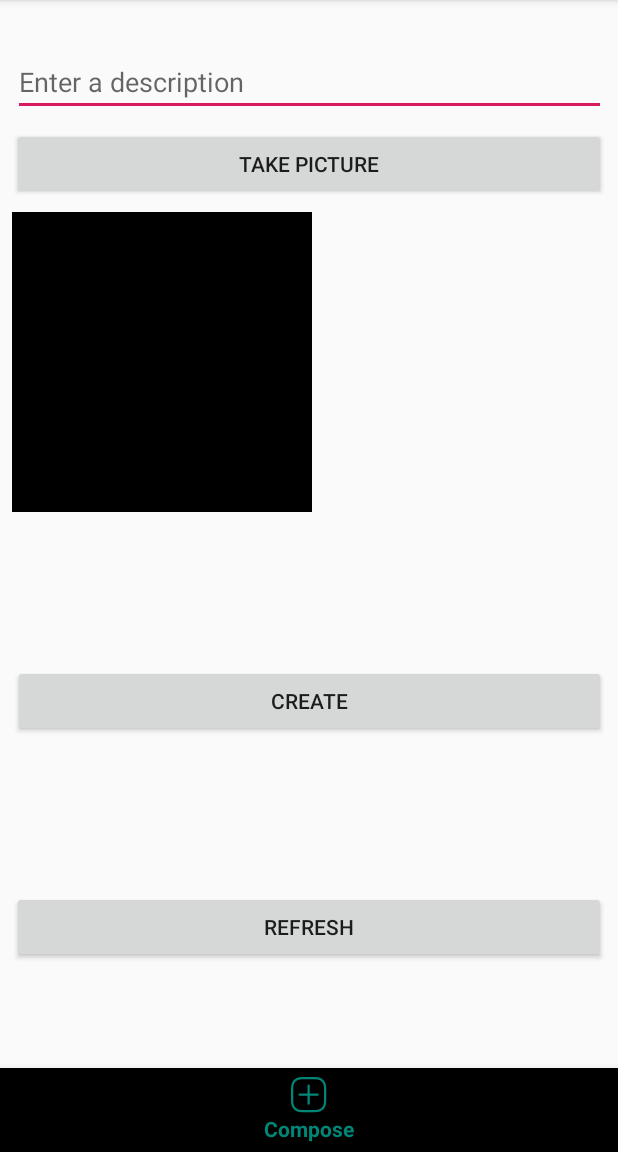
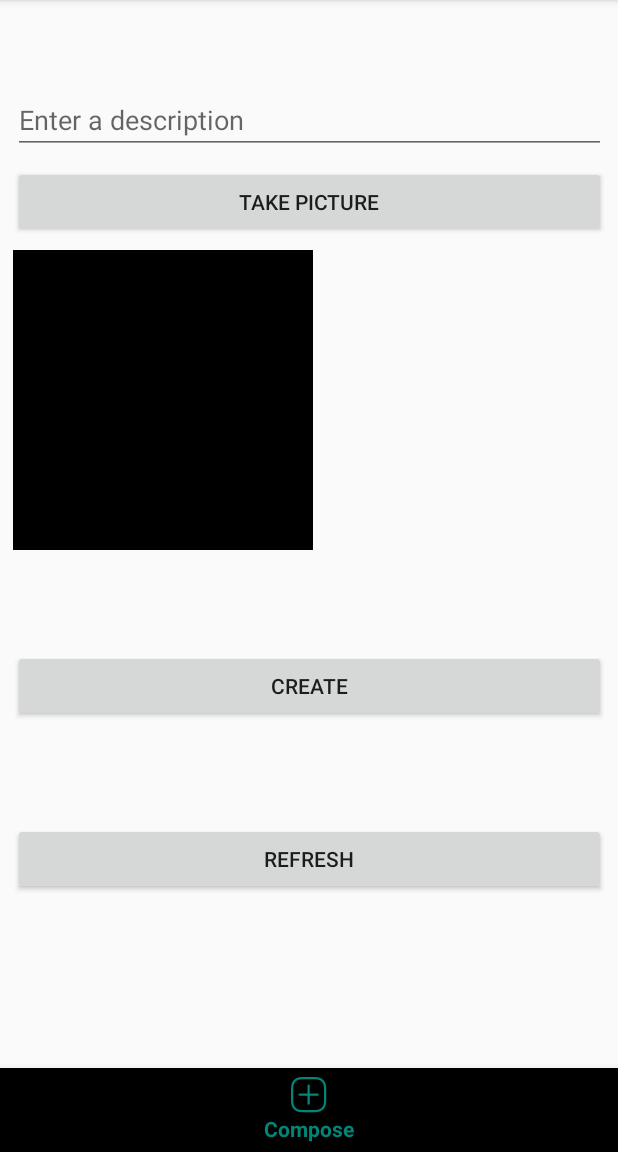
Before and after one commit to cecebaek/Instagram, an Android app: the HomeActivity screen opened directly, with no data from a screen before it, item 2 of the bottom bar chosen, on a phone screen of 412 x 824 dp, the part 84-1236 px from its top. Run offline under Robolectric (Android 15) with nearby library versions, the phone set to English and light mode, and no system bars; libraries missing offline, so code that uses them is left out: com.parse; 3 statements that could not run were skipped.

Commit message:
"working picture posts, working navbar, working compose frag, and post frag shows log of posts"

```diff
--- a/app/src/main/java/com/example/instagram/HomeActivity.java
+++ b/app/src/main/java/com/example/instagram/HomeActivity.java
@@ -1,108 +1,67 @@
 package com.example.instagram;
 
-import android.content.Intent;
-import android.graphics.Bitmap;
-import android.graphics.BitmapFactory;
-import android.net.Uri;
 import android.os.Bundle;
-import android.os.Environment;
-import android.provider.MediaStore;
 import android.util.Log;
-import android.view.View;
-import android.widget.Button;
-import android.widget.EditText;
-import android.widget.ImageView;
+import android.view.MenuItem;
 import android.widget.Toast;
 
-import androidx.annotation.Nullable;
+import androidx.annotation.NonNull;
 import androidx.appcompat.app.AppCompatActivity;
-import androidx.core.content.FileProvider;
+import androidx.fragment.app.Fragment;
+import androidx.fragment.app.FragmentManager;
 
+import com.example.instagram.fragments.ComposeFragment;
+import com.example.instagram.fragments.PostsFragment;
+import com.google.android.material.bottomnavigation.BottomNavigationView;
 import com.parse.FindCallback;
 import com.parse.ParseException;
-import com.parse.ParseFile;
-import com.parse.ParseUser;
-import com.parse.SaveCallback;
 
-import java.io.ByteArrayOutputStream;
-import java.io.File;
-import java.io.FileNotFoundException;
-import java.io.FileOutputStream;
-import java.io.IOException;
 import java.util.List;
 
 public class HomeActivity extends AppCompatActivity {
 
-    private EditText etDescription;
-    private Button btnCreate;
-    private Button btnRefresh;
-    private Button btnTakePic;
-    private ImageView ivImagePost;
+    private final String TAG = "MainActivity";
 
-    public final String APP_TAG = "MyCustomApp";
-    public final static int CAPTURE_IMAGE_ACTIVITY_REQUEST_CODE = 1034;
-    public String photoFileName = "photo.jpg";
-    File photoFile;
-    File resizedFile;
+    private BottomNavigationView bottomNavigationView;
+
+    Fragment fragment;
 
     @Override
     protected void onCreate(Bundle savedInstanceState) {
         super.onCreate(savedInstanceState);
-        setContentView(R.layout.activity_home);
+        setContentView(R.layout.activity_main);
 
-        etDescription = findViewById(R.id.etDescription);
-        btnCreate = findViewById(R.id.btnCreate);
-        btnRefresh = findViewById(R.id.btnRefresh);
-        btnTakePic = findViewById(R.id.btnTakePic);
-        ivImagePost = findViewById(R.id.ivImagePost);
+        final FragmentManager fragmentManager = getSupportFragmentManager();
+        // define your fragments here
 
-        btnTakePic.setOnClickListener(new View.OnClickListener() {
+
+        // handle bottom navigation selection
+        bottomNavigationView = findViewById(R.id.bottom_navigation);
+        bottomNavigationView.setOnNavigationItemSelectedListener(new BottomNavigationView.OnNavigationItemSelectedListener() {
             @Override
-            public void onClick(View view) {
-                onLaunchCamera(view);
+            public boolean onNavigationItemSelected(@NonNull MenuItem menuItem) {
+                switch (menuItem.getItemId()) {
+                    case R.id.action_home:
+                        fragment = new PostsFragment();
+                        Toast.makeText(HomeActivity.this, "Home!", Toast.LENGTH_SHORT).show();
+                        break;
+                    case R.id.action_compose:
+                        fragment = new ComposeFragment();
+                        Toast.makeText(HomeActivity.this, "Compose!", Toast.LENGTH_SHORT).show();
+                        break;
+                    case R.id.action_profile:
+                        // TODO - swap fragment here
+                        fragment = new ComposeFragment();
+                        Toast.makeText(HomeActivity.this, "Profile!", Toast.LENGTH_SHORT).show();
+                        break;
+                }
+                fragmentManager.beginTransaction().replace(R.id.flContainer, fragment).commit();
+                return true;
             }
         });
-
-        btnCreate.setOnClickListener(new View.OnClickListener() {
-            @Override
-            public void onClick(View view) {
-                final String description = etDescription.getText().toString();
-                final ParseUser user = ParseUser.getCurrentUser();
-                final File file = resizedFile;
-                final ParseFile parseFile = new ParseFile(file);
-
-                createPost(description, parseFile, user);
-            }
-        });
-
-        btnRefresh.setOnClickListener(new View.OnClickListener() {
-            @Override
-            public void onClick(View view) {
-                loadTopPosts();
-            }
-        });
-
-        loadTopPosts();
-    }
-
-    private void createPost(String description, ParseFile imageFile, ParseUser user) {
-        final Post newPost = new Post();
-        newPost.setDescription(description);
-        newPost.setImage(imageFile);
-        newPost.setUser(user);
-
-        newPost.saveInBackground(new SaveCallback() {
-            @Override
-            public void done(ParseException e) {
-                if (e == null) {
-                    Log.d("HomeActivity", "Create post success!");
-                    etDescription.setText("");
-                }
-                else {
-                    e.printStackTrace();
-                }
-            }
-        });
+        // Set default selection
+        bottomNavigationView.setSelectedItemId(R.id.action_home);
+//        loadTopPosts();
     }
 
     private void loadTopPosts() {
@@ -125,80 +84,4 @@ public class HomeActivity extends AppCompatActivity {
         });
     }
 
-    public void onLaunchCamera(View view) {
-        // create Intent to take a picture and return control to the calling application
-        Intent intent = new Intent(MediaStore.ACTION_IMAGE_CAPTURE);
-        // Create a File reference to access to future access
-        photoFile = getPhotoFileUri(photoFileName);
-        // wrap File object into a content provider
-        Uri fileProvider = FileProvider.getUriForFile(HomeActivity.this, "com.codepath.fileprovider", photoFile);
-        intent.putExtra(MediaStore.EXTRA_OUTPUT, fileProvider);
-        // If you call startActivityForResult() using an intent that no app can handle, your app will crash.
-        // So as long as the result is not null, it's safe to use the intent.
-        if (intent.resolveActivity(getPackageManager()) != null) {
-            // Start the image capture intent to take photo
-            startActivityForResult(intent, CAPTURE_IMAGE_ACTIVITY_REQUEST_CODE);
-        }
-    }
-
-    // Returns the File for a photo stored on disk given the fileName
-    public File getPhotoFileUri(String fileName) {
-        // Get safe storage directory for photos
-        // Use `getExternalFilesDir` on Context to access package-specific directories.
-        // This way, we don't need to request external read/write runtime permissions.
-        File mediaStorageDir = new File(getExternalFilesDir(Environment.DIRECTORY_PICTURES), APP_TAG);
-        // Create the storage directory if it does not exist
-        if (!mediaStorageDir.exists() && !mediaStorageDir.mkdirs()){
-            Log.d(APP_TAG, "failed to create directory");
-        }
-        // Return the file target for the photo based on filename
-        File file = new File(mediaStorageDir.getPath() + File.separator + fileName);
-        return file;
-    }
-
-    @Override
-    protected void onActivityResult(int requestCode, int resultCode, @Nullable Intent data) {
-        if (requestCode == CAPTURE_IMAGE_ACTIVITY_REQUEST_CODE) {
-            if (resultCode == RESULT_OK) {
-                // by this point we have the camera photo on disk
-                Bitmap takenImage = BitmapFactory.decodeFile(photoFile.getAbsolutePath());
-
-                // RESIZE BITMAP
-                Bitmap resizedBitmap = BitmapScaler.scaleToFitWidth(takenImage, 200);
-                // Configure byte output stream
-                ByteArrayOutputStream bytes = new ByteArrayOutputStream();
-                // Compress the image further
-                resizedBitmap.compress(Bitmap.CompressFormat.JPEG, 40, bytes);
-                // Create a new file for the resized bitmap (`getPhotoFileUri` defined above)
-                resizedFile = getPhotoFileUri(photoFileName + "_resized");
-                try {
-                    resizedFile.createNewFile();
-                } catch (IOException e) {
-                    e.printStackTrace();
-                }
-                FileOutputStream fos = null;
-                try {
-                    fos = new FileOutputStream(resizedFile);
-                } catch (FileNotFoundException e) {
-                    e.printStackTrace();
-                }
-                // Write the bytes of the bitmap to file
-                try {
-                    fos.write(bytes.toByteArray());
-                } catch (IOException e) {
-                    e.printStackTrace();
-                }
-                try {
-                    fos.close();
-                } catch (IOException e) {
-                    e.printStackTrace();
-                }
-
-                // Load the taken image into a preview
-                ivImagePost.setImageBitmap(resizedBitmap);
-            } else { // Result was a failure
-                Toast.makeText(this, "Picture wasn't taken!", Toast.LENGTH_SHORT).show();
-            }
-        }
-    }
 }
--- /dev/null
+++ b/app/src/main/java/com/example/instagram/fragments/ComposeFragment.java
@@ -0,0 +1,198 @@
+package com.example.instagram.fragments;
+
+import android.content.Intent;
+import android.graphics.Bitmap;
+import android.graphics.BitmapFactory;
+import android.net.Uri;
+import android.os.Bundle;
+import android.os.Environment;
+import android.provider.MediaStore;
+import android.util.Log;
+import android.view.LayoutInflater;
+import android.view.View;
+import android.view.ViewGroup;
+import android.widget.Button;
+import android.widget.EditText;
+import android.widget.ImageView;
+import android.widget.Toast;
+
+import androidx.annotation.Nullable;
+import androidx.core.content.FileProvider;
+import androidx.fragment.app.Fragment;
+
+import com.example.instagram.BitmapScaler;
+import com.example.instagram.Post;
+import com.example.instagram.R;
+import com.parse.ParseException;
+import com.parse.ParseFile;
+import com.parse.ParseUser;
+import com.parse.SaveCallback;
+
+import java.io.ByteArrayOutputStream;
+import java.io.File;
+import java.io.FileNotFoundException;
+import java.io.FileOutputStream;
+import java.io.IOException;
+
+import static android.app.Activity.RESULT_OK;
+
+public class ComposeFragment extends Fragment {
+
+    private final String TAG = "ComposeFragment";
+
+    private EditText etDescription;
+    private Button btnCreate;
+    private Button btnRefresh;
+    private Button btnTakePic;
+    private ImageView ivImagePost;
+
+    public final String APP_TAG = "MyCustomApp";
+    public final static int CAPTURE_IMAGE_ACTIVITY_REQUEST_CODE = 1034;
+    public String photoFileName = "photo.jpg";
+    File photoFile;
+    File resizedFile;
+
+    // The onCreateView method is called when Fragment should create its View object hierarchy,
+    // either dynamically or via XML layout inflation.
+    @Override
+    public View onCreateView(LayoutInflater inflater, ViewGroup parent, Bundle savedInstanceState) {
+        // Defines the xml file for the fragment
+        return inflater.inflate(R.layout.fragment_compose, parent, false);
+    }
+
+
+    // This event is triggered soon after onCreateView().
+    // Any view setup should occur here.  E.g., view lookups and attaching view listeners.
+    @Override
+    public void onViewCreated(View view, Bundle savedInstanceState) {
+        super.onViewCreated(view, savedInstanceState);
+        etDescription = view.findViewById(R.id.etDescription);
+        btnCreate = view.findViewById(R.id.btnCreate);
+        btnRefresh = view.findViewById(R.id.btnRefresh);
+        btnTakePic = view.findViewById(R.id.btnTakePic);
+        ivImagePost = view.findViewById(R.id.ivImagePost);
+
+        btnTakePic.setOnClickListener(new View.OnClickListener() {
+            @Override
+            public void onClick(View view) {
+                onLaunchCamera(view);
+            }
+        });
+
+        btnCreate.setOnClickListener(new View.OnClickListener() {
+            @Override
+            public void onClick(View view) {
+                final String description = etDescription.getText().toString();
+                final ParseUser user = ParseUser.getCurrentUser();
+                final File file = resizedFile;
+                final ParseFile parseFile = new ParseFile(file);
+
+                createPost(description, parseFile, user);
+            }
+        });
+
+//        btnRefresh.setOnClickListener(new View.OnClickListener() {
+//            @Override
+//            public void onClick(View view) {
+//                loadTopPosts();
+//            }
+//        });
+    }
+
+    public void onLaunchCamera(View view) {
+        // create Intent to take a picture and return control to the calling application
+        Intent intent = new Intent(MediaStore.ACTION_IMAGE_CAPTURE);
+        // Create a File reference to access to future access
+        photoFile = getPhotoFileUri(photoFileName);
+        // wrap File object into a content provider
+        Uri fileProvider = FileProvider.getUriForFile(getContext(), "com.codepath.fileprovider", photoFile);
+        intent.putExtra(MediaStore.EXTRA_OUTPUT, fileProvider);
+        // If you call startActivityForResult() using an intent that no app can handle, your app will crash.
+        // So as long as the result is not null, it's safe to use the intent.
+        if (intent.resolveActivity(getContext().getPackageManager()) != null) {
+            // Start the image capture intent to take photo
+            startActivityForResult(intent, CAPTURE_IMAGE_ACTIVITY_REQUEST_CODE);
+        }
+    }
+
+    // Returns the File for a photo stored on disk given the fileName
+    public File getPhotoFileUri(String fileName) {
+        // Get safe storage directory for photos
+        // Use `getExternalFilesDir` on Context to access package-specific directories.
+        // This way, we don't need to request external read/write runtime permissions.
+        File mediaStorageDir = new File(getContext().getExternalFilesDir(Environment.DIRECTORY_PICTURES), APP_TAG);
+        // Create the storage directory if it does not exist
+        if (!mediaStorageDir.exists() && !mediaStorageDir.mkdirs()){
+            Log.d(APP_TAG, "failed to create directory");
+        }
+        // Return the file target for the photo based on filename
+        File file = new File(mediaStorageDir.getPath() + File.separator + fileName);
+        return file;
+    }
+
+    @Override
+    public void onActivityResult(int requestCode, int resultCode, @Nullable Intent data) {
+        if (requestCode == CAPTURE_IMAGE_ACTIVITY_REQUEST_CODE) {
+            if (resultCode == RESULT_OK) {
+                // by this point we have the camera photo on disk
+                Bitmap takenImage = BitmapFactory.decodeFile(photoFile.getAbsolutePath());
+
+                // RESIZE BITMAP
+                Bitmap resizedBitmap = BitmapScaler.scaleToFitWidth(takenImage, 200);
+                // Configure byte output stream
+                ByteArrayOutputStream bytes = new ByteArrayOutputStream();
+                // Compress the image further
+                resizedBitmap.compress(Bitmap.CompressFormat.JPEG, 40, bytes);
+                // Create a new file for the resized bitmap (`getPhotoFileUri` defined above)
+                resizedFile = getPhotoFileUri(photoFileName + "_resized");
+                try {
+                    resizedFile.createNewFile();
+                } catch (IOException e) {
+                    e.printStackTrace();
+                }
+                FileOutputStream fos = null;
+                try {
+                    fos = new FileOutputStream(resizedFile);
+                } catch (FileNotFoundException e) {
+                    e.printStackTrace();
+                }
+                // Write the bytes of the bitmap to file
+                try {
+                    fos.write(bytes.toByteArray());
+                } catch (IOException e) {
+                    e.printStackTrace();
+                }
+                try {
+                    fos.close();
+                } catch (IOException e) {
+                    e.printStackTrace();
+                }
+
+                // Load the taken image into a preview
+                ivImagePost.setImageBitmap(resizedBitmap);
+            } else { // Result was a failure
+                Toast.makeText(getContext(), "Picture wasn't taken!", Toast.LENGTH_SHORT).show();
+            }
+        }
+    }
+
+    private void createPost(String description, ParseFile imageFile, ParseUser user) {
+        final Post newPost = new Post();
+        newPost.setDescription(description);
+        newPost.setImage(imageFile);
+        newPost.setUser(user);
+
+        newPost.saveInBackground(new SaveCallback() {
+            @Override
+            public void done(ParseException e) {
+                if (e == null) {
+                    Log.d("HomeActivity", "Create post success!");
+                    etDescription.setText("");
+                }
+                else {
+                    e.printStackTrace();
+                }
+            }
+        });
+    }
+}
--- /dev/null
+++ b/app/src/main/java/com/example/instagram/fragments/PostsFragment.java
@@ -0,0 +1,65 @@
+package com.example.instagram.fragments;
+
+import android.os.Bundle;
+import android.util.Log;
+import android.view.LayoutInflater;
+import android.view.View;
+import android.view.ViewGroup;
+
+import androidx.fragment.app.Fragment;
+import androidx.recyclerview.widget.RecyclerView;
+
+import com.example.instagram.Post;
+import com.example.instagram.R;
+import com.parse.FindCallback;
+import com.parse.ParseException;
+
+import java.util.List;
+
+public class PostsFragment extends Fragment {
+
+    public static final String TAG = "PostsFragment";
+
+    private RecyclerView rvPosts;
+
+    // The onCreateView method is called when Fragment should create its View object hierarchy,
+    // either dynamically or via XML layout inflation.
+    @Override
+    public View onCreateView(LayoutInflater inflater, ViewGroup parent, Bundle savedInstanceState) {
+        // Defines the xml file for the fragment
+        return inflater.inflate(R.layout.fragment_posts, parent, false);
+    }
+
+    // This event is triggered soon after onCreateView().
+    // Any view setup should occur here.  E.g., view lookups and attaching view listeners.
+    @Override
+    public void onViewCreated(View view, Bundle savedInstanceState) {
+        rvPosts = view.findViewById(R.id.rvPosts);
+
+        // create the adapter
+        // create the data source
+        // set the adapter on the recycler view
+        // set the layout manager on the recycler view
+        loadTopPosts();
+    }
+
+    private void loadTopPosts() {
+        final Post.Query postQuery = new Post.Query();
+        postQuery.getTop().withUser();
+        postQuery.findInBackground(new FindCallback<Post>() {
+            @Override
+            public void done(List<Post> objects, ParseException e) {
+                if (e == null) {
+                    for (int i = 0; i < objects.size(); i++) {
+                        Log.d("HomeActivity", "Post[" + i + "] = "
+                                + objects.get(i).getDescription()
+                                + "\nusername = " + objects.get(i).getUser().getUsername());
+                    }
+                }
+                else {
+                    e.printStackTrace();
+                }
+            }
+        });
+    }
+}
--- /dev/null
+++ b/app/src/main/res/layout/activity_main.xml
@@ -0,0 +1,27 @@
+<?xml version="1.0" encoding="utf-8"?>
+<androidx.constraintlayout.widget.ConstraintLayout xmlns:android="http://schemas.android.com/apk/res/android"
+    xmlns:app="http://schemas.android.com/apk/res-auto"
+    xmlns:tools="http://schemas.android.com/tools"
+    android:layout_width="match_parent"
+    android:layout_height="match_parent"
+    tools:context=".HomeActivity">
+
+    <FrameLayout
+        android:id="@+id/flContainer"
+        android:layout_width="411dp"
+        android:layout_height="662dp"
+        app:layout_constraintBottom_toTopOf="@+id/bottom_navigation"
+        app:layout_constraintEnd_toEndOf="parent"
+        app:layout_constraintStart_toStartOf="parent"
+        app:layout_constraintTop_toTopOf="parent">
+
+    </FrameLayout>
+
+    <com.google.android.material.bottomnavigation.BottomNavigationView
+        android:id="@+id/bottom_navigation"
+        android:layout_width="match_parent"
+        android:layout_height="wrap_content"
+        app:layout_constraintBottom_toBottomOf="parent"
+        app:menu="@menu/menu_bottom_navigation"/>
+
+</androidx.constraintlayout.widget.ConstraintLayout>
--- a/app/src/main/res/layout/activity_home.xml
+++ b/app/src/main/res/layout/fragment_compose.xml
@@ -2,9 +2,9 @@
 <androidx.constraintlayout.widget.ConstraintLayout xmlns:android="http://schemas.android.com/apk/res/android"
     xmlns:app="http://schemas.android.com/apk/res-auto"
     xmlns:tools="http://schemas.android.com/tools"
+    android:orientation="vertical"
     android:layout_width="match_parent"
-    android:layout_height="match_parent"
-    tools:context=".HomeActivity">
+    android:layout_height="match_parent">
 
     <EditText
         android:id="@+id/etDescription"
@@ -83,11 +83,4 @@
         app:layout_constraintTop_toBottomOf="@+id/btnTakePic"
         app:srcCompat="@android:color/black" />
 
-    <com.google.android.material.bottomnavigation.BottomNavigationView
-        android:id="@+id/bottom_navigation"
-        android:layout_width="match_parent"
-        android:layout_height="wrap_content"
-        app:layout_constraintBottom_toBottomOf="parent"
-        app:menu="@menu/menu_bottom_navigation"/>
-
 </androidx.constraintlayout.widget.ConstraintLayout>
```
Also changed, not shown: app/src/main/res/layout/fragment_posts.xml (added, +22 -0 lines).
